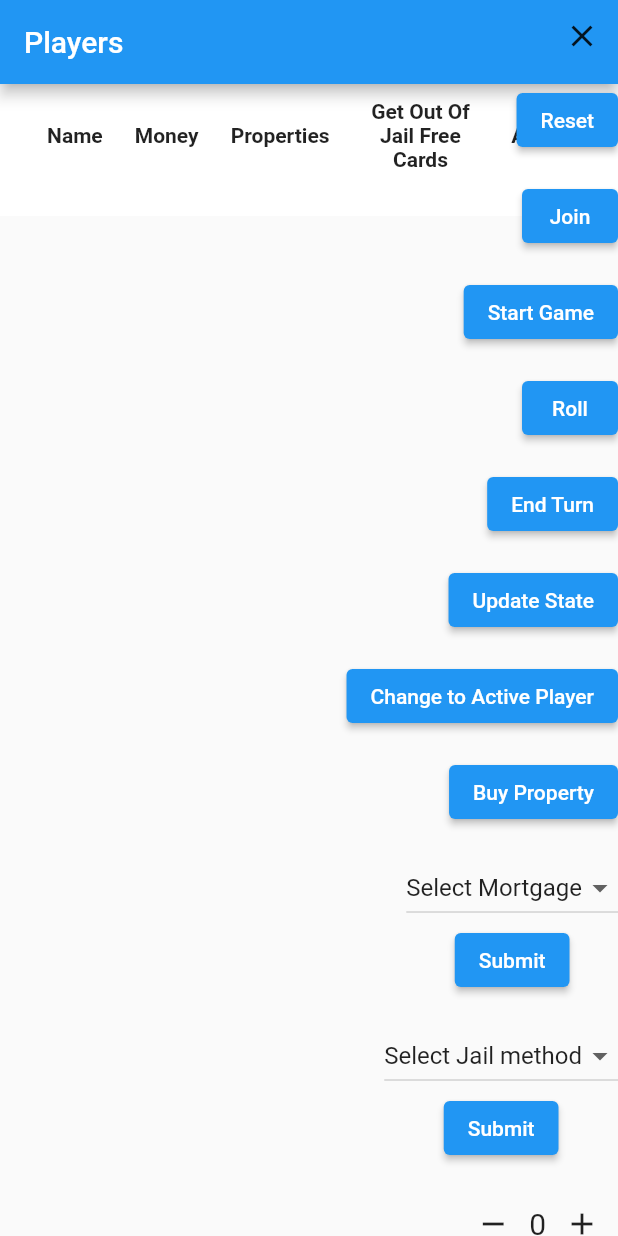
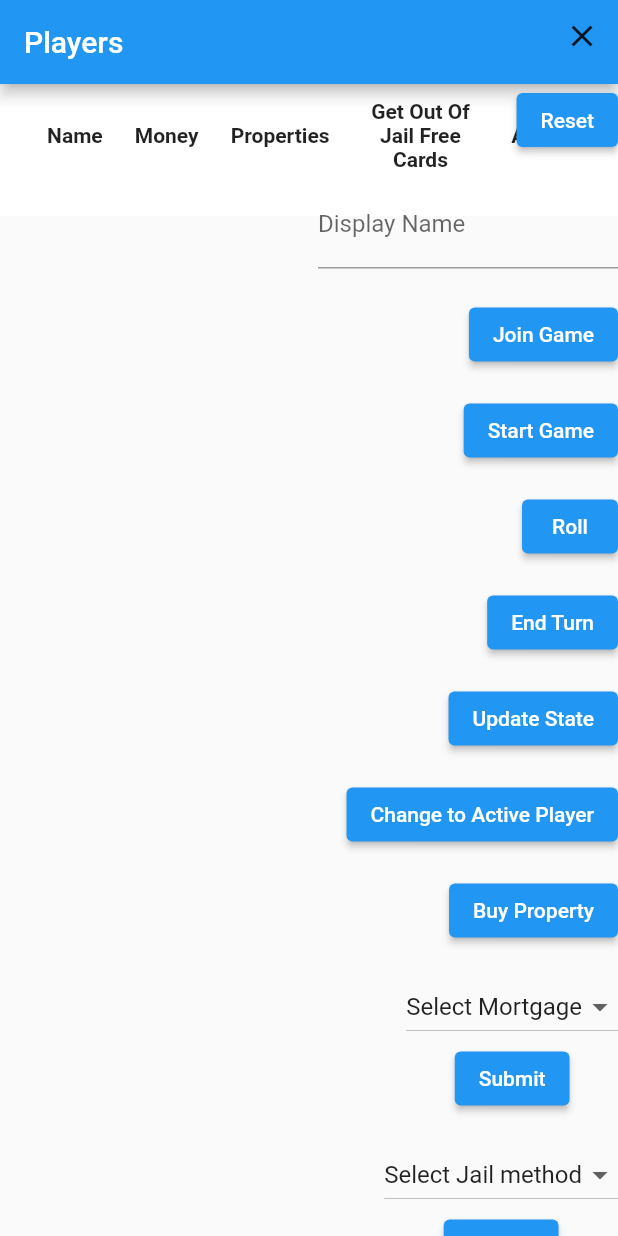
Before and after one commit to collinshayden/multiplayer-monopoly, a Flutter app: the screen it shows after launch, after a tap on "Reset", on a phone screen of 412 x 824 dp. Run offline on Flutter 3.47's test engine with Material 2 defaults, Android fonts, the phone set to English and light mode, and no system bars; our stand-ins replace flutter_bloc.

Commit message:
Touched up admin buttons and got the player information display to be able to reset. Display still occupies the entire screen though and does not signify the player whose turn it is or which is the client.

```diff
--- a/client/lib/main.dart
+++ b/client/lib/main.dart
@@ -99,16 +99,17 @@ class AdminButtons extends StatelessWidget {
               ElevatedButton(
                   onPressed: () {
                     BlocProvider.of<GameCubit>(context)
-                        .endpointService
-                        .reset(playerId: PlayerId("admin"));
+                        .resetGame(useAdmin: true);
                   },
                   child: const Text('Reset')),
-              ElevatedButton(
-                  onPressed: () {
+              TextInputWidget(
+                  width: 200.0,
+                  labelText: "Display Name",
+                  buttonText: "Join Game",
+                  onPressed: (input) {
                     BlocProvider.of<GameCubit>(context)
-                        .registerPlayer(displayName: "testUser");
-                  },
-                  child: const Text('Join')),
+                        .registerPlayer(displayName: input);
+                  }),
               ElevatedButton(
                   onPressed: () {
                     BlocProvider.of<GameCubit>(context).startGame();
@@ -133,7 +134,8 @@ class AdminButtons extends StatelessWidget {
                   onPressed: () async {
                     PlayerId clientPlayerId =
                         BlocProvider.of<GameCubit>(context).clientPlayerId;
-                    BlocProvider.of<GameCubit>(context).updateGameData();
+                    BlocProvider.of<GameCubit>(context)
+                        .updateGameData(useAdmin: true);
                   },
                   child: const Text('Update State')),
               ElevatedButton(
--- a/client/lib/model/game.dart
+++ b/client/lib/model/game.dart
@@ -44,8 +44,11 @@ class Game {
     }
     lastRoll = lastRoll..withJson(json['lastRoll']);
 
-    // Load and update players
+    // Load and update players to make client/server agree.
     if (json['players'] != null) {
+      // TODO: Find a more optimized way to do this
+      // Clear out player information each time it is loaded.
+      players.clear();
       for (Json player in json['players']) {
         final id = PlayerId(player['id']);
         if (players[id] != null) {
--- a/client/lib/view/player_info.dart
+++ b/client/lib/view/player_info.dart
@@ -9,26 +9,21 @@ class PlayerDisplay extends StatelessWidget {
     return BlocBuilder<GameCubit, GameState>(
       builder: (context, state) {
         return PlayerInfoScreens(
-            players: BlocProvider.of<GameCubit>(context)
-                .game
-                .players
-                .values
-                .toList());
+          key: UniqueKey(), // Add this line
+          players:
+              BlocProvider.of<GameCubit>(context).game.players.values.toList(),
+        );
       },
     );
   }
 }
 
-class PlayerInfoScreens extends StatefulWidget {
+class PlayerInfoScreens extends StatelessWidget {
   final List<Player> players;
+  final Key? key;
 
-  PlayerInfoScreens({required this.players});
+  PlayerInfoScreens({required this.players, this.key}) : super(key: key);
 
-  @override
-  _PlayerInfoScreensState createState() => _PlayerInfoScreensState();
-}
-
-class _PlayerInfoScreensState extends State<PlayerInfoScreens> {
   @override
   Widget build(BuildContext context) {
     return Scaffold(
@@ -57,9 +52,9 @@ class _PlayerInfoScreensState extends State<PlayerInfoScreens> {
             color: Colors.white,
             child: ListView.builder(
               shrinkWrap: true,
-              itemCount: widget.players.length,
+              itemCount: players.length,
               itemBuilder: (context, index) {
-                return _buildPlayerData(widget.players[index]);
+                return _buildPlayerData(players[index]);
               },
             ),
           ),
@@ -85,16 +80,16 @@ class _PlayerInfoScreensState extends State<PlayerInfoScreens> {
       ),
     );
   }
-}
 
   Widget _buildText(String text, bool bold) {
     return Flexible(
       child: Text(
+        text,
         textAlign: TextAlign.center,
-      text,
         style: TextStyle(
           fontWeight: bold ? FontWeight.bold : FontWeight.normal,
         ),
       ),
     );
   }
+}
--- a/client/lib/view/widgets.dart
+++ b/client/lib/view/widgets.dart
@@ -62,6 +62,58 @@ class _ExpandableTooltrayState extends State<ExpandableTooltray> {
           },
         ),
       ],
+    );
+  }
+}
+
+/// Widget for getting text value inputs.
+///
+/// Given [buttonText] and [onPressed] the widget will display the submit
+/// button text and execute some closure when pressed.
+class TextInputWidget extends StatefulWidget {
+  final double width;
+  final String labelText;
+  final String buttonText;
+  final Function(String) onPressed;
+
+  TextInputWidget(
+      {required this.width,
+      required this.labelText,
+      required this.buttonText,
+      required this.onPressed});
+
+  @override
+  _TextInputWidgetState createState() => _TextInputWidgetState();
+}
+
+class _TextInputWidgetState extends State<TextInputWidget> {
+  TextEditingController _textController = TextEditingController();
+
+  void _onPressed() {
+    // Call the provided onPressed closure with the current text value
+    widget.onPressed(_textController.text);
+  }
+
+  @override
+  Widget build(BuildContext context) {
+    return Container(
+      width: widget.width,
+      child: Column(
+        crossAxisAlignment: CrossAxisAlignment.end,
+        children: [
+          TextField(
+            controller: _textController,
+            decoration: InputDecoration(
+              labelText: widget.labelText,
+            ),
+          ),
+          const SizedBox(height: 20),
+          ElevatedButton(
+            onPressed: _onPressed,
+            child: Text(widget.buttonText),
+          ),
+        ],
+      ),
     );
   }
 }
```
Also changed, not shown: client/lib/cubit/game_cubit.dart (+23 -2 lines). Lines whose indentation alone changed are shown as unchanged.
